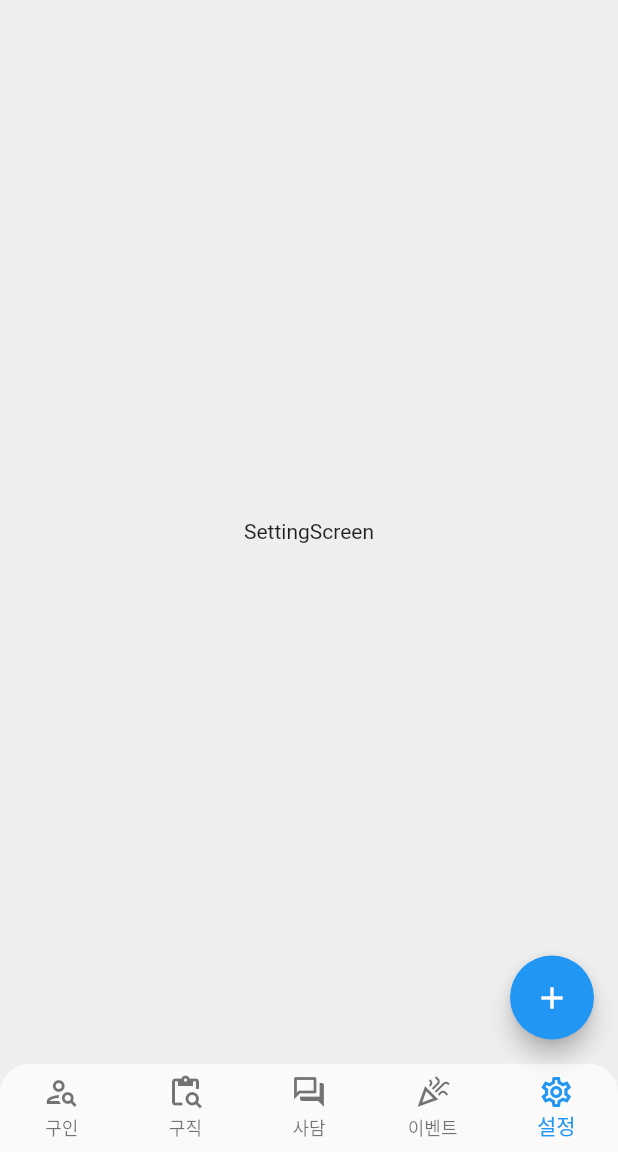
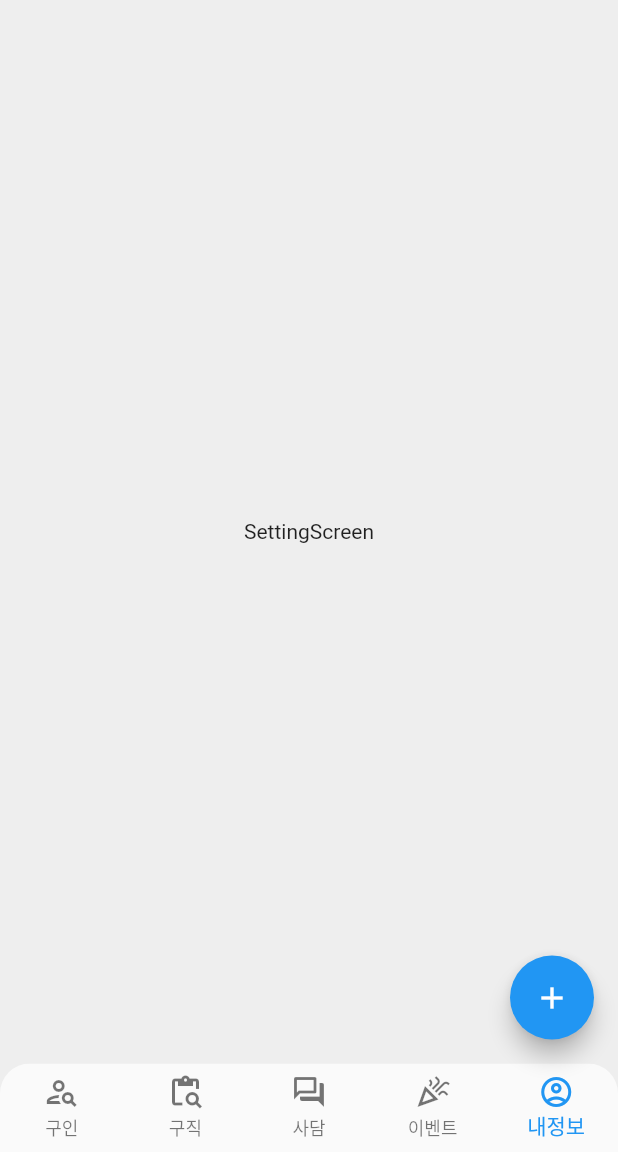
Before and after one commit to Trouble-makerz/buildup-flutter, a Flutter app: the screen it shows after launch, item 5 of the bottom bar chosen, on a phone screen of 412 x 824 dp, the part 84-1236 px from its top. Run offline on Flutter 3.47's test engine with Material 2 defaults, Android fonts, the light colour scheme and no system bars; drawn by our look-alikes of flutter_speed_dial.

Commit message:
BottomNavigationBarItem '설정' -> '내정보'
본인 작성글, 댓글, 댓글단 글, 좋아요한 글 볼수 있음

```diff
--- a/lib/page/home_page.dart
+++ b/lib/page/home_page.dart
@@ -72,7 +72,7 @@ class _HomePageState extends State<HomePage> {
               BottomNavigationBarItem(icon: Icon(Icons.content_paste_search_outlined), label: '구직'),
               BottomNavigationBarItem(icon: Icon(Icons.forum_outlined), label: '사담'),
               BottomNavigationBarItem(icon: Icon(Icons.celebration_outlined), label: '이벤트'),
-              BottomNavigationBarItem(icon: Icon(Icons.settings_outlined), label: '설정'),
+              BottomNavigationBarItem(icon: Icon(Icons.account_circle_outlined), label: '내정보'),
             ],
             onTap: onItemTapped,
           ),
```
